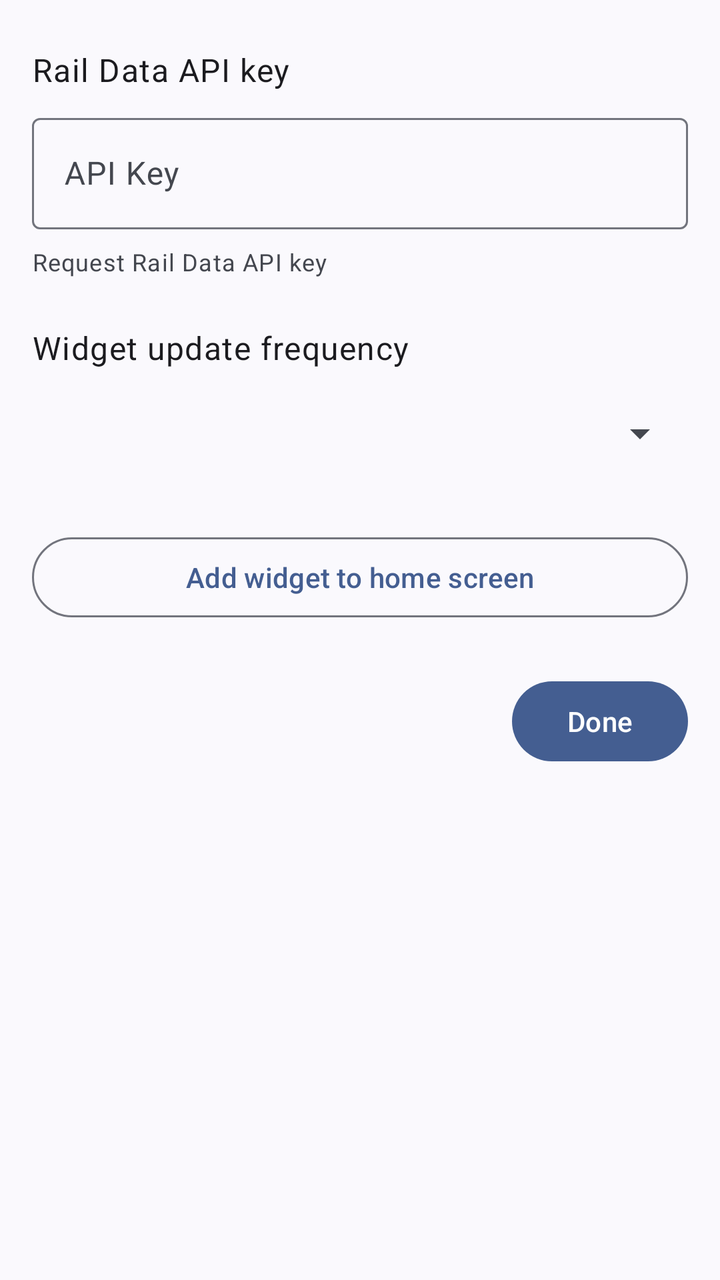
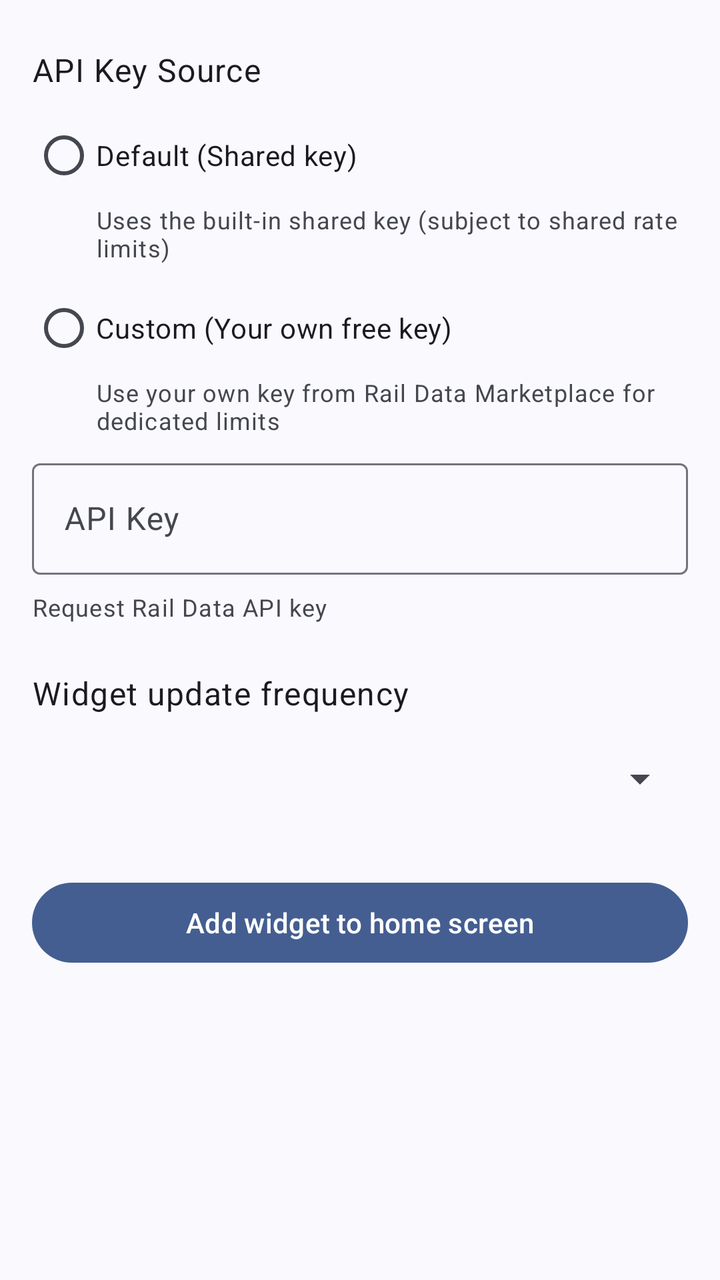

Before-and-after screenshots of an Android layout around one commit, followed by the original layout XML and the change that was made.
<!-- AndroidManifest.xml: application theme Theme.TrainTimes -->
<!-- res/layout/activity_main.xml -->
<?xml version="1.0" encoding="utf-8"?>
<ScrollView xmlns:android="http://schemas.android.com/apk/res/android"
    xmlns:app="http://schemas.android.com/apk/res-auto"
    xmlns:tools="http://schemas.android.com/tools"
    android:layout_width="match_parent"
    android:layout_height="match_parent"
    android:fitsSystemWindows="true"
    tools:context=".MainActivity">

    <LinearLayout
        android:layout_width="match_parent"
        android:layout_height="wrap_content"
        android:orientation="vertical"
        android:padding="16dp">

        <com.google.android.material.card.MaterialCardView
            android:id="@+id/battery_optimization_banner"
            android:layout_width="match_parent"
            android:layout_height="wrap_content"
            android:layout_marginBottom="16dp"
            android:visibility="gone"
            app:cardBackgroundColor="?attr/colorErrorContainer"
            app:strokeColor="?attr/colorError"
            app:strokeWidth="1dp">

            <LinearLayout
                android:layout_width="match_parent"
                android:layout_height="wrap_content"
                android:orientation="horizontal"
                android:padding="16dp"
                android:gravity="center_vertical">

                <ImageView
                    android:layout_width="24dp"
                    android:layout_height="24dp"
                    android:src="@drawable/ic_warning"
                    app:tint="?attr/colorOnErrorContainer"
                    android:contentDescription="@null" />

                <TextView
                    android:layout_width="0dp"
                    android:layout_height="wrap_content"
                    android:layout_weight="1"
                    android:layout_marginStart="16dp"
                    android:text="@string/battery_optimization_warning"
                    android:textColor="?attr/colorOnErrorContainer"
                    android:textAppearance="?attr/textAppearanceBody2" />

            </LinearLayout>

        </com.google.android.material.card.MaterialCardView>

        <TextView
            android:layout_width="wrap_content"
            android:layout_height="wrap_content"
            android:layout_marginTop="8dp"
            android:text="@string/enter_api_key_label"
            android:textAppearance="?attr/textAppearanceBody1" />

        <com.google.android.material.textfield.TextInputLayout
            android:id="@+id/api_key_input_layout"
            android:layout_width="match_parent"
            android:layout_height="wrap_content"
            android:layout_marginTop="8dp"
            android:hint="@string/api_key_hint">

            <com.google.android.material.textfield.TextInputEditText
                android:id="@+id/api_key_input"
                android:layout_width="match_parent"
                android:layout_height="wrap_content"
                android:inputType="text" />
        </com.google.android.material.textfield.TextInputLayout>

        <TextView
            android:id="@+id/request_api_key_link"
            android:layout_width="wrap_content"
            android:layout_height="wrap_content"
            android:layout_marginTop="8dp"
            android:text="@string/request_api_key"
            android:textAppearance="?attr/textAppearanceCaption"
            android:textColorLink="?attr/colorPrimary" />

        <TextView
            android:layout_width="wrap_content"
            android:layout_height="wrap_content"
            android:layout_marginTop="24dp"
            android:text="@string/update_frequency"
            android:textAppearance="?attr/textAppearanceBody1" />

        <Spinner
            android:id="@+id/update_frequency_spinner"
            android:layout_width="match_parent"
            android:layout_height="wrap_content"
            android:layout_marginTop="8dp"
            android:minHeight="48dp" />

        <Button
            android:id="@+id/add_to_home_button"
            style="@style/Widget.Material3.Button.OutlinedButton"
            android:layout_width="match_parent"
            android:layout_height="wrap_content"
            android:layout_marginTop="24dp"
            android:text="@string/add_to_home_screen" />

        <Button
            android:id="@+id/done_button"
            android:layout_width="wrap_content"
            android:layout_height="wrap_content"
            android:layout_gravity="end"
            android:layout_marginTop="24dp"
            android:text="@string/done" />

    </LinearLayout>
</ScrollView>
<!-- resources referenced by this layout -->
<resources>
  <!-- drawable ic_warning (drawable) -->
  <vector xmlns:android="http://schemas.android.com/apk/res/android"
      android:width="24dp"
      android:height="24dp"
      android:viewportWidth="24.0"
      android:viewportHeight="24.0">
      <path
          android:fillColor="#FF000000"
          android:pathData="M1,21h22L12,2 1,21zM13,18h-2v-2h2v2zM13,14h-2v-4h2v4z"/>
  </vector>
  <string name="add_to_home_screen">Add widget to home screen</string>
  <string name="api_key_hint">API Key</string>
  <string name="battery_optimization_warning">Background updates may be unreliable. Tap to fix.</string>
  <string name="done">Done</string>
  <string name="enter_api_key_label">Rail Data API key</string>
  <string name="request_api_key">Request Rail Data API key</string>
  <string name="update_frequency">Widget update frequency</string>
  <style name="Theme.TrainTimes" parent="Theme.Material3.DynamicColors.DayNight">
          
      </style>
</resources>

<!-- the commit's change to res/layout/activity_main.xml (unified diff, before → after) -->
@@ -14,6 +14,61 @@
         android:padding="16dp">
 
         <com.google.android.material.card.MaterialCardView
+            android:id="@+id/shared_key_warning_banner"
+            android:layout_width="match_parent"
+            android:layout_height="wrap_content"
+            android:layout_marginBottom="16dp"
+            android:visibility="gone"
+            app:cardBackgroundColor="?attr/colorErrorContainer"
+            app:strokeWidth="0dp">
+
+            <LinearLayout
+                android:layout_width="match_parent"
+                android:layout_height="wrap_content"
+                android:orientation="horizontal"
+                android:padding="16dp"
+                android:gravity="top">
+
+                <ImageView
+                    android:layout_width="24dp"
+                    android:layout_height="24dp"
+                    android:layout_marginTop="2dp"
+                    android:src="@drawable/ic_warning"
+                    app:tint="?attr/colorOnErrorContainer"
+                    android:contentDescription="@null" />
+
+                <LinearLayout
+                    android:layout_width="0dp"
+                    android:layout_height="wrap_content"
+                    android:layout_weight="1"
+                    android:layout_marginStart="16dp"
+                    android:orientation="vertical">
+
+                    <TextView
+                        android:layout_width="match_parent"
+                        android:layout_height="wrap_content"
+                        android:text="@string/shared_key_warning"
+                        android:textColor="?attr/colorOnErrorContainer"
+                        android:textAppearance="?attr/textAppearanceBody2" />
+
+                    <TextView
+                        android:id="@+id/shared_key_instructions_link"
+                        android:layout_width="wrap_content"
+                        android:layout_height="wrap_content"
+                        android:layout_marginTop="8dp"
+                        android:text="@string/shared_key_instructions_link"
+                        android:textColor="?attr/colorOnErrorContainer"
+                        android:textAppearance="?attr/textAppearanceCaption"
+                        android:textStyle="bold"
+                        android:clickable="true"
+                        android:focusable="true" />
+                </LinearLayout>
+
+            </LinearLayout>
+
+        </com.google.android.material.card.MaterialCardView>
+
+        <com.google.android.material.card.MaterialCardView
             android:id="@+id/battery_optimization_banner"
             android:layout_width="match_parent"
             android:layout_height="wrap_content"
@@ -54,31 +109,75 @@
             android:layout_width="wrap_content"
             android:layout_height="wrap_content"
             android:layout_marginTop="8dp"
-            android:text="@string/enter_api_key_label"
+            android:text="@string/api_key_source_label"
             android:textAppearance="?attr/textAppearanceBody1" />
 
-        <com.google.android.material.textfield.TextInputLayout
-            android:id="@+id/api_key_input_layout"
-            android:layout_width="match_parent"
-            android:layout_height="wrap_content"
-            android:layout_marginTop="8dp"
-            android:hint="@string/api_key_hint">
-
-            <com.google.android.material.textfield.TextInputEditText
-                android:id="@+id/api_key_input"
-                android:layout_width="match_parent"
-                android:layout_height="wrap_content"
-                android:inputType="text" />
-        </com.google.android.material.textfield.TextInputLayout>
-
-        <TextView
-            android:id="@+id/request_api_key_link"
-            android:layout_width="wrap_content"
-            android:layout_height="wrap_content"
-            android:layout_marginTop="8dp"
-            android:text="@string/request_api_key"
-            android:textAppearance="?attr/textAppearanceCaption"
-            android:textColorLink="?attr/colorPrimary" />
+        <RadioGroup
+            android:id="@+id/api_key_source_radio_group"
+            android:layout_width="match_parent"
+            android:layout_height="wrap_content"
+            android:layout_marginTop="8dp">
+
+            <com.google.android.material.radiobutton.MaterialRadioButton
+                android:id="@+id/radio_api_key_default"
+                android:layout_width="match_parent"
+                android:layout_height="wrap_content"
+                android:text="@string/api_key_source_default" />
+
+            <TextView
+                android:layout_width="match_parent"
+                android:layout_height="wrap_content"
+                android:layout_marginStart="32dp"
+                android:layout_marginBottom="8dp"
+                android:text="@string/api_key_source_default_summary"
+                android:textAppearance="?attr/textAppearanceCaption"
+                android:textColor="?android:attr/textColorSecondary" />
+
+            <com.google.android.material.radiobutton.MaterialRadioButton
+                android:id="@+id/radio_api_key_custom"
+                android:layout_width="match_parent"
+                android:layout_height="wrap_content"
+                android:text="@string/api_key_source_custom" />
+
+            <TextView
+                android:layout_width="match_parent"
+                android:layout_height="wrap_content"
+                android:layout_marginStart="32dp"
+                android:layout_marginBottom="4dp"
+                android:text="@string/api_key_source_custom_summary"
+                android:textAppearance="?attr/textAppearanceCaption"
+                android:textColor="?android:attr/textColorSecondary" />
+        </RadioGroup>
+
+        <LinearLayout
+            android:id="@+id/custom_api_key_container"
+            android:layout_width="match_parent"
+            android:layout_height="wrap_content"
+            android:orientation="vertical"
+            android:layout_marginTop="4dp">
+
+            <com.google.android.material.textfield.TextInputLayout
+                android:id="@+id/api_key_input_layout"
+                android:layout_width="match_parent"
+                android:layout_height="wrap_content"
+                android:hint="@string/api_key_hint">
+
+                <com.google.android.material.textfield.TextInputEditText
+                    android:id="@+id/api_key_input"
+                    android:layout_width="match_parent"
+                    android:layout_height="wrap_content"
+                    android:inputType="text" />
+            </com.google.android.material.textfield.TextInputLayout>
+
+            <TextView
+                android:id="@+id/request_api_key_link"
+                android:layout_width="wrap_content"
+                android:layout_height="wrap_content"
+                android:layout_marginTop="8dp"
+                android:text="@string/request_api_key"
+                android:textAppearance="?attr/textAppearanceCaption"
+                android:textColorLink="?attr/colorPrimary" />
+        </LinearLayout>
 
         <TextView
             android:layout_width="wrap_content"
@@ -96,19 +195,10 @@
 
         <Button
             android:id="@+id/add_to_home_button"
-            style="@style/Widget.Material3.Button.OutlinedButton"
             android:layout_width="match_parent"
             android:layout_height="wrap_content"
             android:layout_marginTop="24dp"
             android:text="@string/add_to_home_screen" />
 
-        <Button
-            android:id="@+id/done_button"
-            android:layout_width="wrap_content"
-            android:layout_height="wrap_content"
-            android:layout_gravity="end"
-            android:layout_marginTop="24dp"
-            android:text="@string/done" />
-
     </LinearLayout>
 </ScrollView>
<!-- resource entries referenced after the edit -->
@@ -12,10 +12,15 @@
   </vector>
   <string name="add_to_home_screen">Add widget to home screen</string>
   <string name="api_key_hint">API Key</string>
+  <string name="api_key_source_custom">Custom (Your own free key)</string>
+  <string name="api_key_source_custom_summary">Use your own key from Rail Data Marketplace for dedicated limits</string>
+  <string name="api_key_source_default">Default (Shared key)</string>
+  <string name="api_key_source_default_summary">Uses the built-in shared key (subject to shared rate limits)</string>
+  <string name="api_key_source_label">API Key Source</string>
   <string name="battery_optimization_warning">Background updates may be unreliable. Tap to fix.</string>
-  <string name="done">Done</string>
-  <string name="enter_api_key_label">Rail Data API key</string>
   <string name="request_api_key">Request Rail Data API key</string>
+  <string name="shared_key_instructions_link"><u>View instructions on getting a free key</u></string>
+  <string name="shared_key_warning">You are using the shared API key. If the widget stops updating during busy hours, please sign up for your own free key in settings.</string>
   <string name="update_frequency">Widget update frequency</string>
   <style name="Theme.TrainTimes" parent="Theme.Material3.DynamicColors.DayNight">
           
